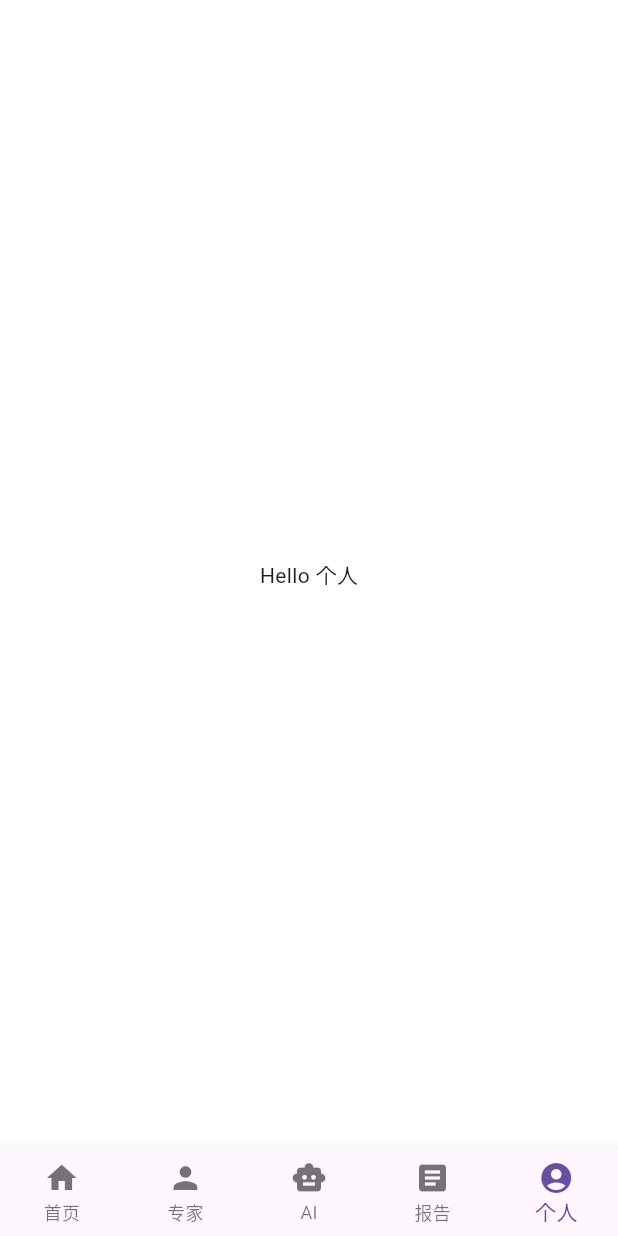
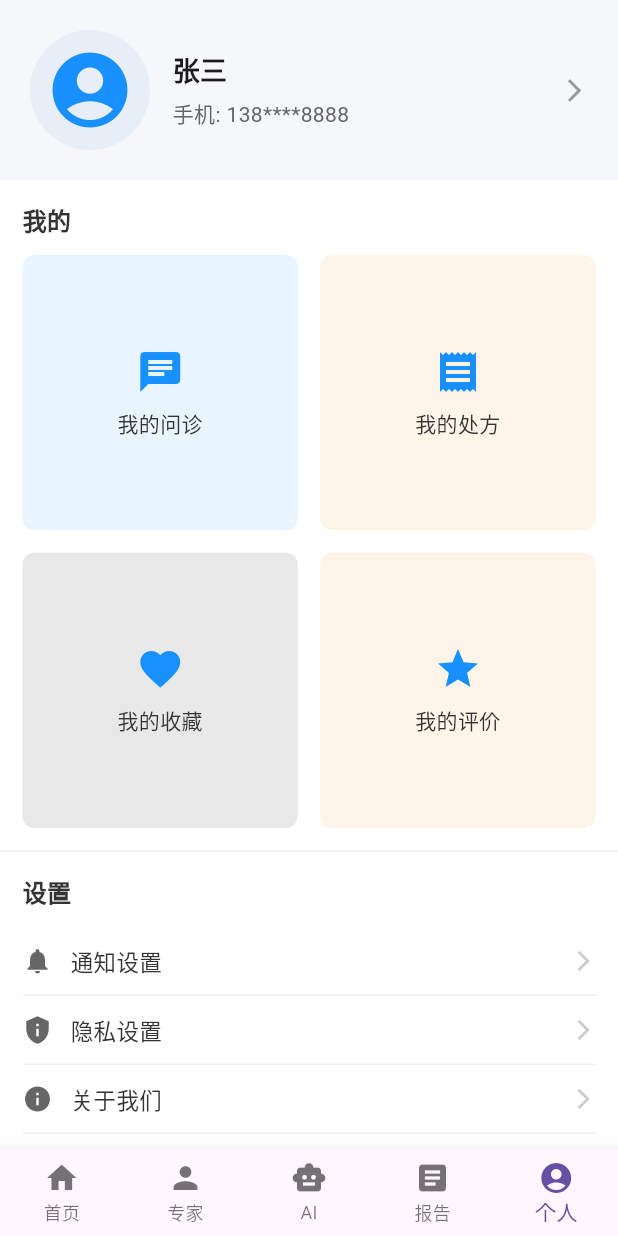
Before and after one commit to kingpoem/qeye, a Flutter app: the MainPage screen opened directly, item 5 of the bottom bar chosen, on a phone screen of 412 x 824 dp. Run offline on Flutter 3.47's test engine with Material 3 defaults, Android fonts, the light colour scheme and no system bars.

Commit message:
feat: complele personal page - compelete personal_page to login_page

```diff
--- a/lib/login_page.dart
+++ b/lib/login_page.dart
@@ -19,11 +19,6 @@ class LoginPage extends StatelessWidget {
                 style: TextStyle(fontSize: 32, fontWeight: FontWeight.bold),
               ),
               const SizedBox(height: 8),
-              const Text(
-                "做题全队工作室",
-                style: TextStyle(fontSize: 18, color: Colors.grey),
-              ),
-              const SizedBox(height: 30),
               SizedBox(
                 width: 220,
                 height: 220,
--- a/lib/main_page.dart
+++ b/lib/main_page.dart
@@ -1,4 +1,5 @@
 import 'package:flutter/material.dart';
+import 'personal_page.dart';
 
 class MainPage extends StatefulWidget {
   @override
@@ -8,13 +9,19 @@ class MainPage extends StatefulWidget {
 class _MainPageState extends State<MainPage> {
   int _currentIndex = 0;
 
-  final List<Widget> _pages = [
-    Center(child: Text("Hello 首页")),
-    Center(child: Text("Hello 专家")),
-    Center(child: Text("Hello AI")),
-    Center(child: Text("Hello 报告")),
-    Center(child: Text("Hello 个人")),
-  ];
+  late final List<Widget> _pages;
+
+  @override
+  void initState() {
+    super.initState();
+    _pages = [
+      Center(child: Text("Hello 首页")),
+      Center(child: Text("Hello 专家")),
+      Center(child: Text("Hello AI")),
+      Center(child: Text("Hello 报告")),
+      PersonalPage(),
+    ];
+  }
 
   @override
   Widget build(BuildContext context) {
--- /dev/null
+++ b/lib/personal_page.dart
@@ -0,0 +1,212 @@
+import 'package:flutter/material.dart';
+import 'login_page.dart';
+
+class PersonalPage extends StatelessWidget {
+  @override
+  Widget build(BuildContext context) {
+    return Scaffold(
+      body: SingleChildScrollView(
+        child: Column(
+          crossAxisAlignment: CrossAxisAlignment.start,
+          children: [
+            // 用户信息卡片
+            Container(
+              padding: EdgeInsets.all(20),
+              color: Color(0xFFF5F7FA),
+              child: Row(
+                children: [
+                  CircleAvatar(
+                    radius: 40,
+                    backgroundColor: Color(0xFFE8EEF7),
+                    child: Icon(
+                      Icons.account_circle,
+                      size: 60,
+                      color: Color(0xFF1890FF),
+                    ),
+                  ),
+                  SizedBox(width: 15),
+                  Expanded(
+                    child: Column(
+                      crossAxisAlignment: CrossAxisAlignment.start,
+                      children: [
+                        Text(
+                          "张三",
+                          style: TextStyle(
+                            fontSize: 18,
+                            fontWeight: FontWeight.bold,
+                          ),
+                        ),
+                        SizedBox(height: 5),
+                        Text(
+                          "手机: 138****8888",
+                          style: TextStyle(
+                            fontSize: 14,
+                            color: Color(0xFF666666),
+                          ),
+                        ),
+                      ],
+                    ),
+                  ),
+                  Icon(
+                    Icons.arrow_forward_ios,
+                    size: 18,
+                    color: Color(0xFF999999),
+                  ),
+                ],
+              ),
+            ),
+
+            // 功能菜单区域
+            Padding(
+              padding: EdgeInsets.all(15),
+              child: Column(
+                crossAxisAlignment: CrossAxisAlignment.start,
+                children: [
+                  Text(
+                    "我的",
+                    style: TextStyle(
+                      fontSize: 16,
+                      fontWeight: FontWeight.bold,
+                      color: Color(0xFF333333),
+                    ),
+                  ),
+                  SizedBox(height: 12),
+
+                  // 菜单项网格
+                  GridView.count(
+                    crossAxisCount: 2,
+                    shrinkWrap: true,
+                    physics: NeverScrollableScrollPhysics(),
+                    crossAxisSpacing: 15,
+                    mainAxisSpacing: 15,
+                    children: [
+                      _buildMenuCard("我的问诊", Icons.chat, Color(0xFFE8F4FE)),
+                      _buildMenuCard("我的处方", Icons.receipt, Color(0xFFFEF4E8)),
+                      _buildMenuCard(
+                        "我的收藏",
+                        Icons.favorite,
+                        Color(0xFFFE8E8E8),
+                      ),
+                      _buildMenuCard("我的评价", Icons.star, Color(0xFFFFF4E8)),
+                    ],
+                  ),
+                ],
+              ),
+            ),
+
+            Divider(height: 1, color: Color(0xFFEEEEEE)),
+
+            // 设置区域
+            Padding(
+              padding: EdgeInsets.all(15),
+              child: Column(
+                crossAxisAlignment: CrossAxisAlignment.start,
+                children: [
+                  Text(
+                    "设置",
+                    style: TextStyle(
+                      fontSize: 16,
+                      fontWeight: FontWeight.bold,
+                      color: Color(0xFF333333),
+                    ),
+                  ),
+                  SizedBox(height: 12),
+                  _buildMenuItem("通知设置", Icons.notifications),
+                  _buildMenuItem("隐私设置", Icons.privacy_tip),
+                  _buildMenuItem("关于我们", Icons.info),
+                  _buildMenuItem("帮助与反馈", Icons.help),
+                ],
+              ),
+            ),
+
+            SizedBox(height: 20),
+
+            // 退出登录按钮
+            Padding(
+              padding: EdgeInsets.symmetric(horizontal: 15, vertical: 10),
+              child: SizedBox(
+                width: double.infinity,
+                child: ElevatedButton(
+                  onPressed: () {
+                    Navigator.pushAndRemoveUntil(
+                      context,
+                      MaterialPageRoute(builder: (context) => LoginPage()),
+                      (route) => false, // 清空历史路由，防止返回
+                    );
+                  },
+                  style: ElevatedButton.styleFrom(
+                    backgroundColor: Color(0xFFFF4444),
+                    padding: EdgeInsets.symmetric(vertical: 12),
+                    shape: RoundedRectangleBorder(
+                      borderRadius: BorderRadius.circular(8),
+                    ),
+                  ),
+                  child: Text(
+                    "退出登录",
+                    style: TextStyle(
+                      fontSize: 16,
+                      color: Colors.white,
+                      fontWeight: FontWeight.w500,
+                    ),
+                  ),
+                ),
+              ),
+            ),
+
+            SizedBox(height: 20),
+          ],
+        ),
+      ),
+    );
+  }
+
+  Widget _buildMenuCard(String title, IconData icon, Color bgColor) {
+    return Container(
+      decoration: BoxDecoration(
+        color: bgColor,
+        borderRadius: BorderRadius.circular(8),
+      ),
+      child: Column(
+        mainAxisAlignment: MainAxisAlignment.center,
+        children: [
+          Icon(icon, size: 32, color: Color(0xFF1890FF)),
+          SizedBox(height: 8),
+          Text(
+            title,
+            style: TextStyle(
+              fontSize: 14,
+              color: Color(0xFF333333),
+              fontWeight: FontWeight.w500,
+            ),
+            textAlign: TextAlign.center,
+          ),
+        ],
+      ),
+    );
+  }
+
+  Widget _buildMenuItem(String title, IconData icon) {
+    return Container(
+      padding: EdgeInsets.symmetric(vertical: 12),
+      decoration: BoxDecoration(
+        border: Border(bottom: BorderSide(color: Color(0xFFF0F0F0), width: 1)),
+      ),
+      child: Row(
+        mainAxisAlignment: MainAxisAlignment.spaceBetween,
+        children: [
+          Row(
+            children: [
+              Icon(icon, size: 20, color: Color(0xFF666666)),
+              SizedBox(width: 12),
+              Text(
+                title,
+                style: TextStyle(fontSize: 15, color: Color(0xFF333333)),
+              ),
+            ],
+          ),
+          Icon(Icons.arrow_forward_ios, size: 16, color: Color(0xFFCCCCCC)),
+        ],
+      ),
+    );
+  }
+}
```
